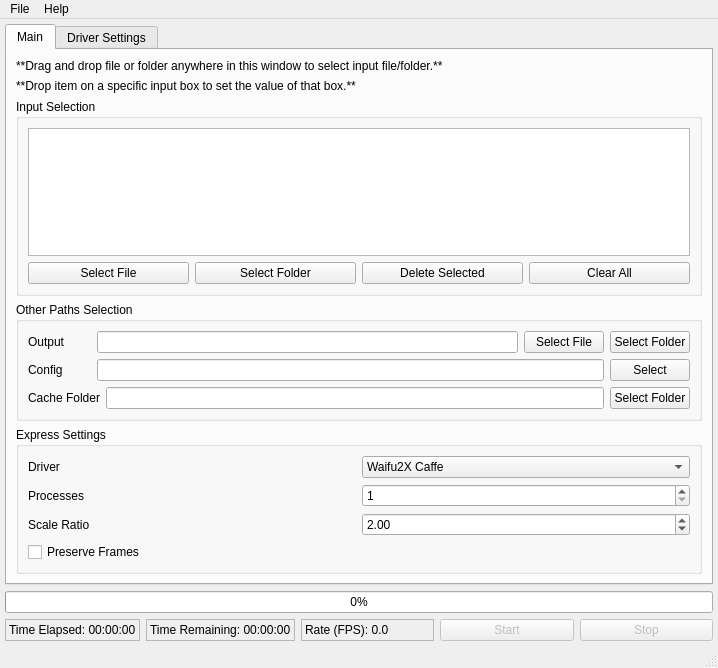
k4yt3x/video2x, file src/video2x_gui.ui: the form before one commit.
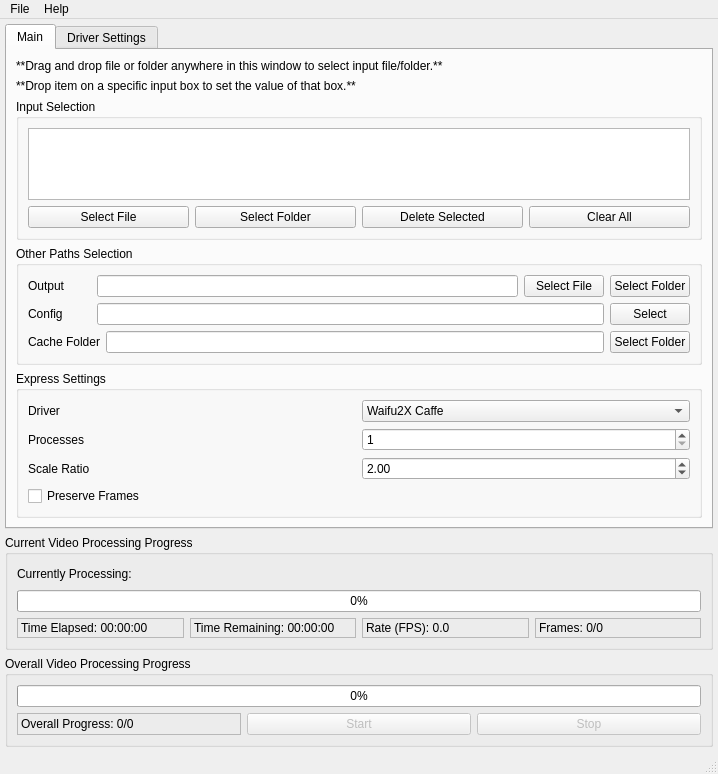
The form after the commit.

Commit message: redesigned UI progress display

Patch:
```diff
--- a/src/video2x_gui.ui
+++ b/src/video2x_gui.ui
@@ -7,7 +7,7 @@
     <x>0</x>
     <y>0</y>
     <width>718</width>
-    <height>668</height>
+    <height>740</height>
    </rect>
   </property>
   <property name="acceptDrops">
@@ -1276,18 +1276,41 @@
      </widget>
     </item>
     <item>
-     <layout class="QVBoxLayout" name="controlsVerticalLayout">
+     <widget class="QGroupBox" name="currentVideoProcessingProgressGroupBox">
+      <property name="title">
+       <string>Current Video Processing Progress</string>
+      </property>
+      <layout class="QVBoxLayout" name="verticalLayout_11">
       <item>
-       <widget class="QProgressBar" name="progressBar">
+        <widget class="QLabel" name="currentlyProcessingLabel">
+         <property name="minimumSize">
+          <size>
+           <width>0</width>
+           <height>20</height>
+          </size>
+         </property>
+         <property name="text">
+          <string>Currently Processing:</string>
+         </property>
+        </widget>
+       </item>
+       <item>
+        <widget class="QProgressBar" name="currentProgressBar">
         <property name="value">
          <number>0</number>
         </property>
        </widget>
       </item>
       <item>
-       <layout class="QHBoxLayout" name="timeControlsHorizontalLayout">
+        <layout class="QHBoxLayout" name="currentlyProcessingInfoHorizontalLayout">
         <item>
          <widget class="QLabel" name="timeElapsedLabel">
+           <property name="minimumSize">
+            <size>
+             <width>0</width>
+             <height>20</height>
+            </size>
+           </property>
           <property name="acceptDrops">
            <bool>false</bool>
           </property>
@@ -1301,6 +1324,12 @@
         </item>
         <item>
          <widget class="QLabel" name="timeRemainingLabel">
+           <property name="minimumSize">
+            <size>
+             <width>0</width>
+             <height>20</height>
+            </size>
+           </property>
           <property name="frameShape">
            <enum>QFrame::StyledPanel</enum>
           </property>
@@ -1311,6 +1340,12 @@
         </item>
         <item>
          <widget class="QLabel" name="rateLabel">
+           <property name="minimumSize">
+            <size>
+             <width>0</width>
+             <height>20</height>
+            </size>
+           </property>
           <property name="frameShape">
            <enum>QFrame::StyledPanel</enum>
           </property>
@@ -1320,10 +1355,74 @@
          </widget>
         </item>
         <item>
+          <widget class="QLabel" name="framesLabel">
+           <property name="frameShape">
+            <enum>QFrame::StyledPanel</enum>
+           </property>
+           <property name="text">
+            <string>Frames: 0/0</string>
+           </property>
+          </widget>
+         </item>
+        </layout>
+       </item>
+      </layout>
+     </widget>
+    </item>
+    <item>
+     <widget class="QGroupBox" name="overallVideoProcessingProgressGroupBox">
+      <property name="title">
+       <string>Overall Video Processing Progress</string>
+      </property>
+      <layout class="QVBoxLayout" name="verticalLayout_13">
+       <item>
+        <widget class="QProgressBar" name="overallProgressBar">
+         <property name="value">
+          <number>0</number>
+         </property>
+        </widget>
+       </item>
+       <item>
+        <layout class="QHBoxLayout" name="overallProcessingHorizontalLayout">
+         <item>
+          <widget class="QLabel" name="overallProgressLabel">
+           <property name="minimumSize">
+            <size>
+             <width>0</width>
+             <height>20</height>
+            </size>
+           </property>
+           <property name="maximumSize">
+            <size>
+             <width>16777215</width>
+             <height>16777215</height>
+            </size>
+           </property>
+           <property name="frameShape">
+            <enum>QFrame::StyledPanel</enum>
+           </property>
+           <property name="text">
+            <string>Overall Progress: 0/0</string>
+           </property>
+          </widget>
+         </item>
+         <item>
          <widget class="QPushButton" name="startButton">
           <property name="enabled">
            <bool>false</bool>
           </property>
+           <property name="minimumSize">
+            <size>
+             <width>130</width>
+             <height>0</height>
+            </size>
+           </property>
+           <property name="maximumSize">
+            <size>
+             <width>16777215</width>
+             <height>16777215</height>
+            </size>
+           </property>
           <property name="text">
            <string>Start</string>
           </property>
@@ -1334,6 +1433,18 @@
           <property name="enabled">
            <bool>false</bool>
           </property>
+           <property name="minimumSize">
+            <size>
+             <width>130</width>
+             <height>0</height>
+            </size>
+           </property>
+           <property name="maximumSize">
+            <size>
+             <width>16777215</width>
+             <height>16777215</height>
+            </size>
+           </property>
           <property name="text">
            <string>Stop</string>
           </property>
@@ -1342,6 +1453,7 @@
        </layout>
       </item>
      </layout>
+     </widget>
     </item>
    </layout>
   </widget>
```
Lines whose indentation alone changed are shown as unchanged. The commit also changes 3 other files.
